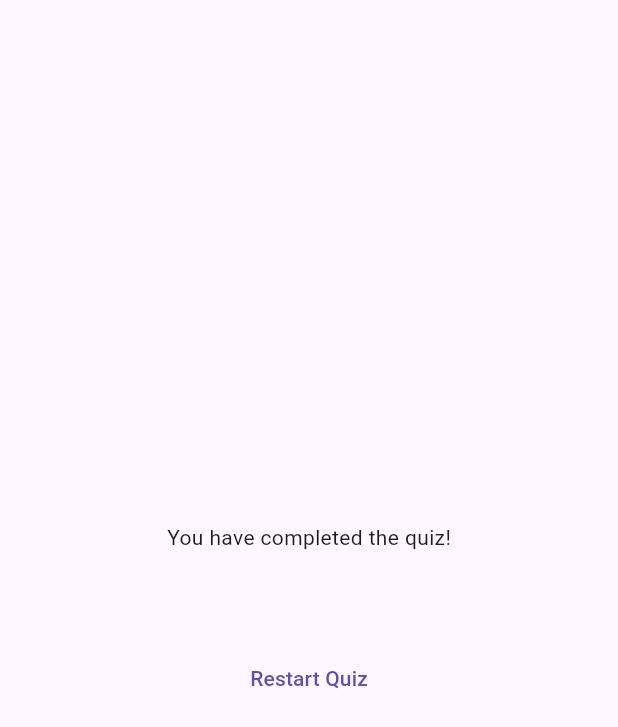
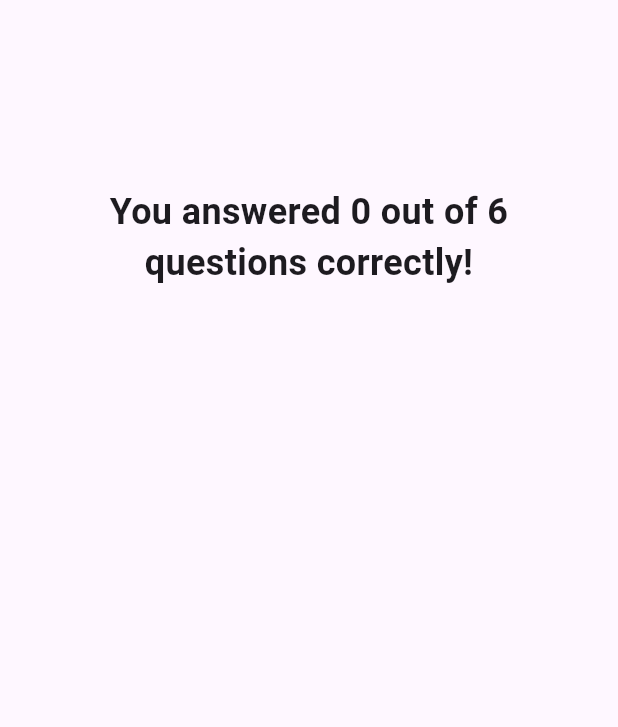
Before and after one commit to curtis-clement/flutter_quiz_app, a Flutter app: the ResultsScreen widget shown alone on an empty page, opened directly with empty values, on a phone screen of 412 x 824 dp. Shown: the top 727 px of the screen. Run offline on Flutter 3.47's test engine with Material 3 defaults, Android fonts, the phone set to English and light mode, and no system bars; our stand-ins replace google_fonts.

Commit message:
add styling to results page, resuable components for styling, and hook up restart quiz so that it works as intended

```diff
--- a/lib/questions_summary.dart
+++ b/lib/questions_summary.dart
@@ -1,4 +1,5 @@
 import 'package:flutter/material.dart';
+import 'package:quiz_app/summary_item.dart';
 
 class QuestionsSummary extends StatelessWidget {
   const QuestionsSummary({super.key, required this.summaryData});
@@ -7,24 +8,15 @@ class QuestionsSummary extends StatelessWidget {
 
   @override
   Widget build(BuildContext context) {
-    return Column(
-      children: summaryData.map(
-        (data) {
-          return Row(
-            children: [
-              Text(((data['question_index'] as int) + 1).toString()),
-              Column(
-                children: [
-                  Text(data['question'] as String),
-                  const SizedBox(height: 5),
-                  Text(data['user_answer'] as String),
-                  Text(data['correct_answer'] as String),
-                ],
-              ),
-            ],
-          );
-        },
-      ).toList(),
+    return SizedBox(
+      height: 400,
+      child: SingleChildScrollView(
+        child: Column(
+          children: summaryData.map((data) {
+            return SummaryItem(itemData: data);
+          }).toList(),
+        ),
+      ),
     );
   }
 }
--- a/lib/results_screen.dart
+++ b/lib/results_screen.dart
@@ -3,9 +3,14 @@ import 'package:quiz_app/data/questions.dart';
 import 'package:quiz_app/questions_summary.dart';
 
 class ResultsScreen extends StatelessWidget {
-  const ResultsScreen({ super.key, required this.finalAnswers });
+  const ResultsScreen({
+    super.key,
+    required this.finalAnswers,
+    required this.onRestart,
+  });
 
   final List<String> finalAnswers;
+  final void Function() onRestart;
 
   List<Map<String, Object>> getSummaryData() {
     final List<Map<String, Object>> summary = [];
@@ -24,6 +29,12 @@ class ResultsScreen extends StatelessWidget {
 
   @override
   Widget build(BuildContext context) {
+    final summaryData = getSummaryData();
+    final numberTotalQuestions = questions.length;
+    final numberCorrectAnswers = summaryData.where((data) {
+      return data['correct_answer'] == data['user_answer'];
+    }).length;
+
     return SizedBox(
       width: double.infinity,
       child: Container(
@@ -31,13 +42,24 @@ class ResultsScreen extends StatelessWidget {
         child: Column(
           mainAxisAlignment: MainAxisAlignment.center,
           children: [
-            const Text('You have completed the quiz!'),
+            Text(
+              'You answered $numberCorrectAnswers out of $numberTotalQuestions questions correctly!',
+              style: const TextStyle(
+                fontSize: 24,
+                fontWeight: FontWeight.bold,
+              ),
+              textAlign: TextAlign.center,
+            ),
             const SizedBox(height: 30),
-            QuestionsSummary(summaryData: getSummaryData()),
+            QuestionsSummary(summaryData: summaryData),
             const SizedBox(height: 30),
-            TextButton(
-              onPressed: () {},
-              child: const Text('Restart Quiz'),
+            TextButton.icon(
+              onPressed: onRestart,
+              style: TextButton.styleFrom(
+                foregroundColor: Colors.white,
+              ),
+              icon: const Icon(Icons.refresh),
+              label: const Text('Restart Quiz'),
             ),
           ],
         ),
```
Also changed, not shown: lib/question_identifier.dart (added, +36 -0 lines), lib/quiz.dart (+8 -1 lines), lib/summary_item.dart (added, +56 -0 lines).
